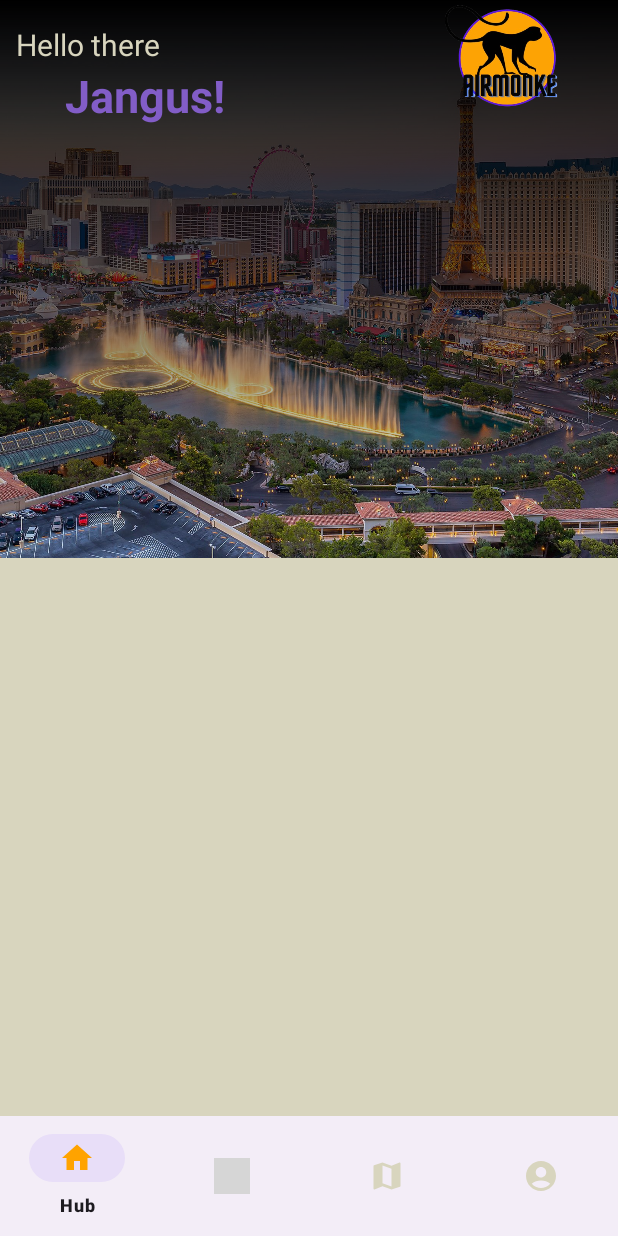
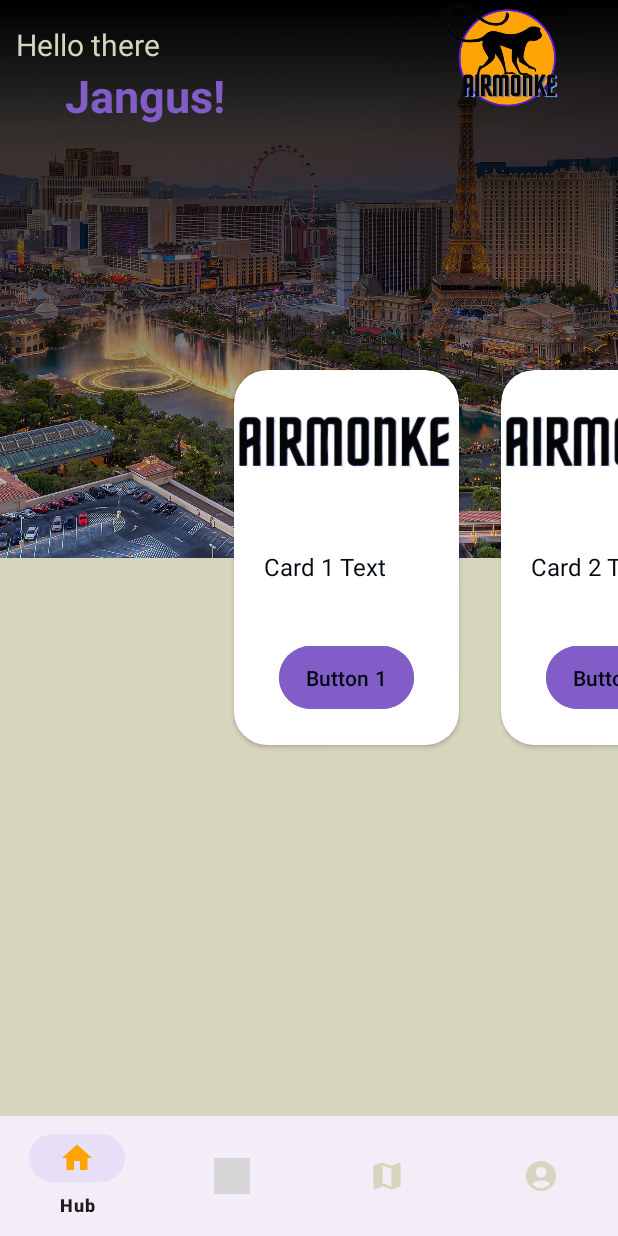
Before and after one commit to pratyushgta/AirMonke_Aeroplan, an Android app: the HubFragment screen opened directly, with no data from a screen before it, on a phone screen of 412 x 824 dp. Run offline under Robolectric (Android 15) with nearby library versions, the phone set to English and light mode, and no system bars; grey boxes are pictures that could not be loaded.

Commit message:
Update #2 13-09-2023

```diff
--- a/app/build.gradle
+++ b/app/build.gradle
@@ -46,4 +46,6 @@ dependencies {
     androidTestImplementation 'androidx.test.espresso:espresso-core:3.5.1'
     implementation 'com.github.denzcoskun:ImageSlideshow:0.1.2'
     implementation 'com.google.android.gms:play-services-maps:18.1.0'
+    implementation 'com.squareup.retrofit2:retrofit:2.9.0'
+    implementation 'com.squareup.retrofit2:converter-gson:2.9.0'
 }
--- a/app/src/main/java/com/example/novemberechonew/Main/HomeActivity.java
+++ b/app/src/main/java/com/example/novemberechonew/Main/HomeActivity.java
@@ -1,6 +1,7 @@
 package com.example.novemberechonew.Main;
 import android.os.Bundle;
 
+import com.example.novemberechonew.Main.Hub.HubFragment;
 import com.example.novemberechonew.Main.Trips.TripsFragment;
 
 import androidx.annotation.NonNull;
--- /dev/null
+++ b/app/src/main/java/com/example/novemberechonew/Main/Hub/HubFragment.java
@@ -0,0 +1,143 @@
+package com.example.novemberechonew.Main.Hub;
+
+import android.content.Context;
+import android.os.Bundle;
+
+import androidx.annotation.NonNull;
+import androidx.fragment.app.Fragment;
+
+import android.view.LayoutInflater;
+import android.view.View;
+import android.view.ViewGroup;
+
+import com.example.novemberechonew.R;
+import com.google.android.material.button.MaterialButton;
+
+import java.util.ArrayList;
+
+import android.widget.Button;
+import android.widget.ImageView;
+import android.widget.TextView;
+
+import androidx.recyclerview.widget.RecyclerView;
+import androidx.viewpager.widget.PagerAdapter;
+import androidx.viewpager2.widget.CompositePageTransformer;
+import androidx.viewpager2.widget.MarginPageTransformer;
+import androidx.viewpager2.widget.ViewPager2;
+
+import java.util.List;
+
+public class HubFragment extends Fragment {
+
+    private ViewPager2 viewPager;
+    private CardAdapter cardAdapter;
+
+    @Override
+    public View onCreateView(LayoutInflater inflater, ViewGroup container, Bundle savedInstanceState) {
+        View view = inflater.inflate(R.layout.fragment_hub, container, false);
+
+        viewPager = view.findViewById(R.id.hub_viewPager);
+
+        // Create a list of CardItems
+        List<CardItem> cardItems = new ArrayList<>();
+        cardItems.add(new CardItem(R.drawable.airmonke_logo_only, "Card 1 Text", "Button 1"));
+        cardItems.add(new CardItem(R.drawable.airmonke_logo_only, "Card 2 Text", "Button 2"));
+        cardItems.add(new CardItem(R.drawable.airmonke_logo_only, "Card 3 Text", "Button 3"));
+        cardItems.add(new CardItem(R.drawable.airmonke_logo_only, "Card 4 Text", "Button 4"));
+
+        cardAdapter = new CardAdapter(requireContext(), cardItems);
+        viewPager.setAdapter(cardAdapter);
+
+        viewPager.setOffscreenPageLimit(cardItems.size());
+        viewPager.setClipToPadding(false);
+        viewPager.setClipChildren(false);
+        viewPager.getChildAt(0).setOverScrollMode(RecyclerView.OVER_SCROLL_NEVER);
+        CompositePageTransformer transformer = new CompositePageTransformer();
+        transformer.addTransformer(new MarginPageTransformer(getResources().getDimensionPixelOffset(R.dimen.page_margin)));
+        viewPager.setPageTransformer(transformer);
+
+
+//        CompositePageTransformer transformer = new CompositePageTransformer();
+//        transformer.addTransformer(new MarginPageTransformer(40));
+//        transformer.addTransformer(new ViewPager2.PageTransformer() {
+//            @Override
+//            public void transformPage(@NonNull View page, float position) {
+//                float r = 1 - Math.abs(position);
+//                page.setScaleY(r);
+//            }
+//        });
+//
+//        viewPager.setPageTransformer(transformer);
+
+        return view;
+    }
+}
+
+class CardItem {
+    private int imageResId;
+    private String text;
+    private String buttonText;
+
+    public CardItem(int imageResId, String text, String buttonText) {
+        this.imageResId = imageResId;
+        this.text = text;
+        this.buttonText = buttonText;
+    }
+
+    public int getImageResId() {
+        return imageResId;
+    }
+
+    public String getText() {
+        return text;
+    }
+
+    public String getButtonText() {
+        return buttonText;
+    }
+}
+
+class CardAdapter extends RecyclerView.Adapter<CardAdapter.CardViewHolder> {
+
+    private Context context;
+    private List<CardItem> cardItems;
+
+    public CardAdapter(Context context, List<CardItem> cardItems) {
+        this.context = context;
+        this.cardItems = cardItems;
+    }
+
+    @NonNull
+    @Override
+    public CardViewHolder onCreateViewHolder(@NonNull ViewGroup parent, int viewType) {
+        View view = LayoutInflater.from(context).inflate(R.layout.fragment_hub_carditem, parent, false);
+        return new CardViewHolder(view);
+    }
+
+    @Override
+    public void onBindViewHolder(@NonNull CardViewHolder holder, int position) {
+        CardItem cardItem = cardItems.get(position);
+
+        holder.imageView.setImageResource(cardItem.getImageResId());
+        holder.textView.setText(cardItem.getText());
+        holder.button.setText(cardItem.getButtonText());
+    }
+
+    @Override
+    public int getItemCount() {
+        return cardItems.size();
+    }
+
+    class CardViewHolder extends RecyclerView.ViewHolder {
+        ImageView imageView;
+        TextView textView;
+        MaterialButton button;
+
+        public CardViewHolder(@NonNull View itemView) {
+            super(itemView);
+            imageView = itemView.findViewById(R.id.hub_card_image);
+            textView = itemView.findViewById(R.id.hub_card_text);
+            button = itemView.findViewById(R.id.hub_button);
+        }
+    }
+}
--- a/app/src/main/java/com/example/novemberechonew/Main/HubFragment.java
+++ /dev/null
@@ -1,66 +0,0 @@
-package com.example.novemberechonew.Main;
-
-import android.os.Bundle;
-
-import androidx.fragment.app.Fragment;
-
-import android.view.LayoutInflater;
-import android.view.View;
-import android.view.ViewGroup;
-
-import com.example.novemberechonew.R;
-
-/**
- * A simple {@link Fragment} subclass.
- * Use the {@link HubFragment#newInstance} factory method to
- * create an instance of this fragment.
- */
-public class HubFragment extends Fragment {
-
-    // TODO: Rename parameter arguments, choose names that match
-    // the fragment initialization parameters, e.g. ARG_ITEM_NUMBER
-    private static final String ARG_PARAM1 = "param1";
-    private static final String ARG_PARAM2 = "param2";
-
-    // TODO: Rename and change types of parameters
-    private String mParam1;
-    private String mParam2;
-
-    public HubFragment() {
-        // Required empty public constructor
-    }
-
-    /**
-     * Use this factory method to create a new instance of
-     * this fragment using the provided parameters.
-     *
-     * @param param1 Parameter 1.
-     * @param param2 Parameter 2.
-     * @return A new instance of fragment HubFragment.
-     */
-    // TODO: Rename and change types and number of parameters
-    public static HubFragment newInstance(String param1, String param2) {
-        HubFragment fragment = new HubFragment();
-        Bundle args = new Bundle();
-        args.putString(ARG_PARAM1, param1);
-        args.putString(ARG_PARAM2, param2);
-        fragment.setArguments(args);
-        return fragment;
-    }
-
-    @Override
-    public void onCreate(Bundle savedInstanceState) {
-        super.onCreate(savedInstanceState);
-        if (getArguments() != null) {
-            mParam1 = getArguments().getString(ARG_PARAM1);
-            mParam2 = getArguments().getString(ARG_PARAM2);
-        }
-    }
-
-    @Override
-    public View onCreateView(LayoutInflater inflater, ViewGroup container,
-                             Bundle savedInstanceState) {
-        // Inflate the layout for this fragment
-        return inflater.inflate(R.layout.fragment_hub, container, false);
-    }
-}
--- a/app/src/main/java/com/example/novemberechonew/Main/Trips/BookFragment.java
+++ b/app/src/main/java/com/example/novemberechonew/Main/Trips/BookFragment.java
@@ -2,25 +2,35 @@ package com.example.novemberechonew.Main.Trips;
 
 import android.os.Bundle;
 
+import androidx.annotation.NonNull;
+import androidx.annotation.Nullable;
 import androidx.fragment.app.Fragment;
 
+import android.util.Log;
 import android.view.LayoutInflater;
 import android.view.View;
 import android.view.ViewGroup;
+import android.widget.Button;
 import android.widget.TextView;
 
 import com.example.novemberechonew.R;
 
+import java.util.List;
+
+import okhttp3.OkHttpClient;
+import retrofit2.Call;
+import retrofit2.Callback;
+import retrofit2.Response;
+import retrofit2.Retrofit;
+import retrofit2.converter.gson.GsonConverterFactory;
+
 public class BookFragment extends Fragment {
-
-    public BookFragment() {
-    }
-
 
     @Override
     public View onCreateView(LayoutInflater inflater, ViewGroup container,
                              Bundle savedInstanceState) {
-        View root = inflater.inflate(R.layout.fragment_book, container, false);
-        return root;
+        // Inflate the layout for this fragment
+        return inflater.inflate(R.layout.fragment_book, container, false);
     }
+
 }
--- a/app/src/main/java/com/example/novemberechonew/Main/Trips/TripsFragment.java
+++ b/app/src/main/java/com/example/novemberechonew/Main/Trips/TripsFragment.java
@@ -47,7 +47,7 @@ public class TripsFragment extends Fragment {
     }
 
     // Create an inner PagerAdapter to manage the fragments for each section
-    class MyPagerAdapter extends FragmentStateAdapter {
+    static class MyPagerAdapter extends FragmentStateAdapter {
 
         public MyPagerAdapter(Fragment fragment) {
             super(fragment);
--- a/app/src/main/res/layout/fragment_book.xml
+++ b/app/src/main/res/layout/fragment_book.xml
@@ -1,19 +1,39 @@
 <?xml version="1.0" encoding="utf-8"?>
-<FrameLayout xmlns:android="http://schemas.android.com/apk/res/android"
+<androidx.constraintlayout.widget.ConstraintLayout
+    xmlns:android="http://schemas.android.com/apk/res/android"
+    xmlns:app="http://schemas.android.com/apk/res-auto"
     xmlns:tools="http://schemas.android.com/tools"
     android:layout_width="match_parent"
     android:layout_height="match_parent"
     android:background="@color/PiperWhite"
     tools:context=".Main.Trips.BookFragment">
 
-    <!-- TODO: Update blank fragment layout -->
     <TextView
-        android:id="@+id/book_sampleText"
         android:layout_width="wrap_content"
         android:layout_height="wrap_content"
-        android:layout_gravity="center"
-        android:text="BOOK_FLIGHT_HANDLERS"
-        android:textColor="@color/Pantone433PC_BLACK"
-        android:textSize="25dp" />
+        android:text="Select Travel Type:"
+        android:textColor="#000"
+        android:textSize="16sp"
+        app:layout_constraintBottom_toTopOf="@+id/toggleTravelType"
+        app:layout_constraintEnd_toEndOf="parent"
+        app:layout_constraintStart_toStartOf="parent"
+        app:layout_constraintTop_toTopOf="parent" />
 
-</FrameLayout>
+    <ToggleButton
+        android:id="@+id/toggleTravelType"
+        android:layout_width="wrap_content"
+        android:layout_height="wrap_content"
+        android:background="?android:attr/selectableItemBackground"
+        android:checked="true"
+        android:focusable="false"
+        android:focusableInTouchMode="false"
+        android:textColor="#000"
+        android:textOff="One-Way"
+        android:textOn="Round-Trip"
+        android:textSize="16sp"
+        app:layout_constraintBottom_toBottomOf="parent"
+        app:layout_constraintEnd_toEndOf="parent"
+        app:layout_constraintStart_toStartOf="parent"
+        app:layout_constraintTop_toTopOf="parent" />
+
+</androidx.constraintlayout.widget.ConstraintLayout>
--- a/app/src/main/res/layout/fragment_hub.xml
+++ b/app/src/main/res/layout/fragment_hub.xml
@@ -5,7 +5,7 @@
     android:layout_width="match_parent"
     android:layout_height="match_parent"
     android:background="@color/PiperWhite"
-    tools:context="Main.HubFragment">
+    tools:context=".Main.Hub.HubFragment">
 
     <ImageView
         android:id="@+id/hub_photo"
@@ -70,4 +70,17 @@
         app:layout_constraintTop_toBottomOf="@+id/textView"
         app:layout_constraintVertical_bias="0.0" />
 
+    <androidx.viewpager2.widget.ViewPager2
+        android:id="@+id/hub_viewPager"
+        android:layout_width="match_parent"
+        android:layout_height="match_parent"
+        android:paddingStart="150dp"
+        android:paddingEnd="100dp"
+        android:foregroundGravity="center"
+        android:clipToPadding="false"
+        app:layout_constraintBottom_toBottomOf="parent"
+        app:layout_constraintEnd_toEndOf="parent"
+        app:layout_constraintStart_toStartOf="parent"
+        app:layout_constraintTop_toBottomOf="parent" />
+
 </androidx.constraintlayout.widget.ConstraintLayout>
--- /dev/null
+++ b/app/src/main/res/layout/fragment_hub_carditem.xml
@@ -0,0 +1,52 @@
+<?xml version="1.0" encoding="utf-8"?>
+<LinearLayout xmlns:android="http://schemas.android.com/apk/res/android"
+    xmlns:app="http://schemas.android.com/apk/res-auto"
+    xmlns:tools="http://schemas.android.com/tools"
+    android:layout_width="match_parent"
+    android:layout_height="match_parent"
+    android:gravity="center">
+
+    <androidx.cardview.widget.CardView
+        android:layout_width="150dp"
+        android:layout_height="250dp"
+        android:layout_margin="10dp"
+        android:background="@color/PiperWhite"
+        app:cardCornerRadius="22dp">
+
+        <LinearLayout
+            android:layout_width="match_parent"
+            android:layout_height="wrap_content"
+            android:orientation="vertical">
+
+            <ImageView
+                android:id="@+id/hub_card_image"
+                android:layout_width="match_parent"
+                android:layout_height="100dp"
+                android:adjustViewBounds="true"
+                android:contentDescription="TODO"
+                android:scaleType="fitCenter"
+                android:src="@drawable/default_placeholder" />
+
+            <TextView
+                android:id="@+id/hub_card_text"
+                android:layout_width="match_parent"
+                android:layout_height="80dp"
+                android:padding="20dp"
+                android:text="Text"
+                android:textColor="@color/Pantone433PC_BLACK"
+                android:textSize="16sp" />
+
+            <com.google.android.material.button.MaterialButton
+                android:id="@+id/hub_button"
+                android:layout_width="90dp"
+                android:layout_height="50dp"
+                android:layout_gravity="center"
+                android:backgroundTint="@color/Pantone2088C_PURPLE"
+                android:padding="5dp"
+                android:text="Button"
+                android:textColor="@color/Pantone433PC_BLACK"
+                app:cornerRadius="50dp" />
+
+        </LinearLayout>
+    </androidx.cardview.widget.CardView>
+</LinearLayout>
--- /dev/null
+++ b/app/src/main/res/values/dimens.xml
@@ -0,0 +1,4 @@
+<?xml version="1.0" encoding="utf-8"?>
+<resources>
+    <dimen name="page_margin">16dp</dimen>
+</resources>
```
